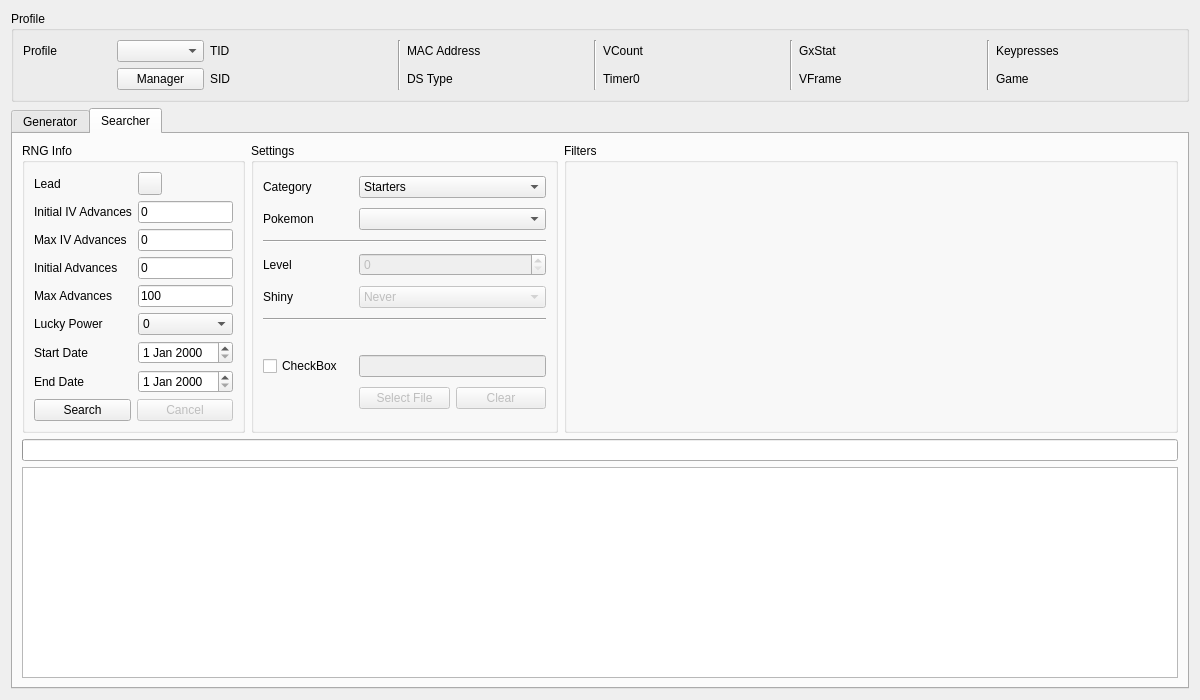
Old version of the form Form/Gen5/Static5.ui in the repository Admiral-Fish/PokeFinder.
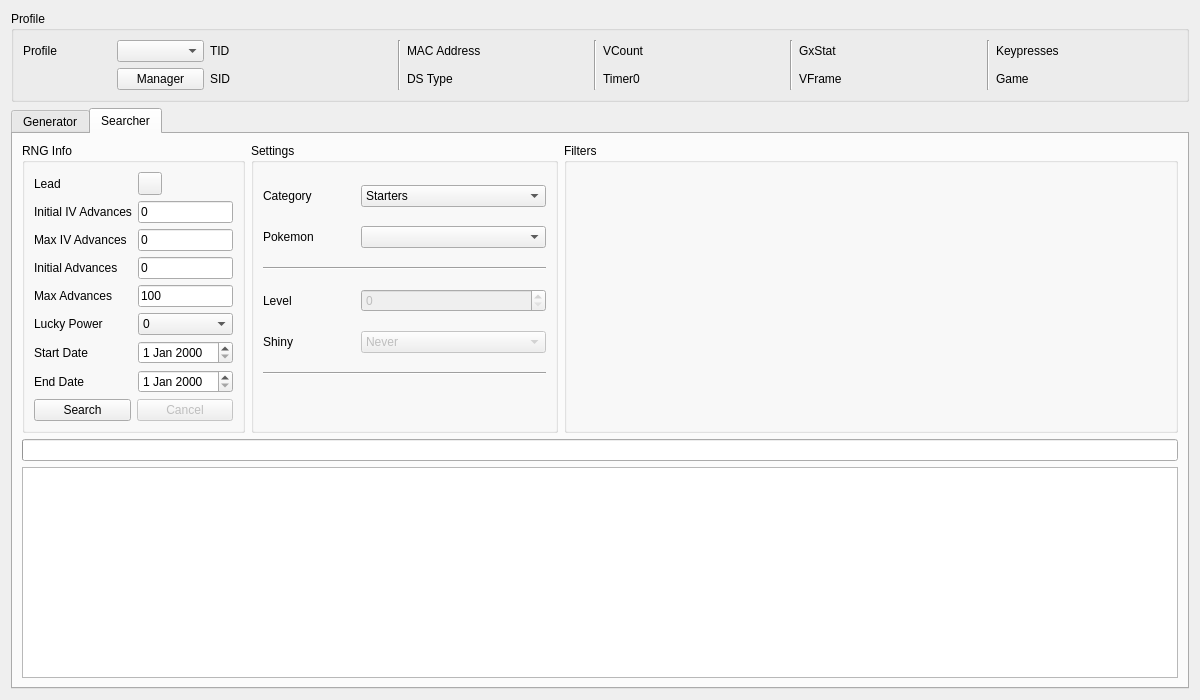
New version of the form. The open tabs and pages were chosen to show the change. Custom widgets are drawn as their Qt base class.

Commit message: IV Cache improvements

The edit to the form file:
```diff
--- a/Form/Gen5/Static5.ui
+++ b/Form/Gen5/Static5.ui
@@ -730,43 +730,6 @@
             </property>
            </widget>
           </item>
-          <item row="7" column="0">
-           <widget class="QCheckBox" name="checkBoxSearcherSHA1Cache">
-            <property name="text">
-             <string>CheckBox</string>
-            </property>
-           </widget>
-          </item>
-          <item row="7" column="1" colspan="2">
-           <widget class="QLineEdit" name="lineEditSearcherSHA1Cache">
-            <property name="enabled">
-             <bool>false</bool>
-            </property>
-            <property name="readOnly">
-             <bool>true</bool>
-            </property>
-           </widget>
-          </item>
-          <item row="8" column="1">
-           <widget class="QPushButton" name="pushButtonSearcherSHA1CacheSelect">
-            <property name="enabled">
-             <bool>false</bool>
-            </property>
-            <property name="text">
-             <string>Select File</string>
-            </property>
-           </widget>
-          </item>
-          <item row="8" column="2">
-           <widget class="QPushButton" name="pushButtonSearcherSHA1CacheClear">
-            <property name="enabled">
-             <bool>false</bool>
-            </property>
-            <property name="text">
-             <string>Clear</string>
-            </property>
-           </widget>
-          </item>
          </layout>
         </widget>
        </item>
```
Left out of the diff: 4 changed lines with no effect on the pictures. The commit also changes 58 other files.
